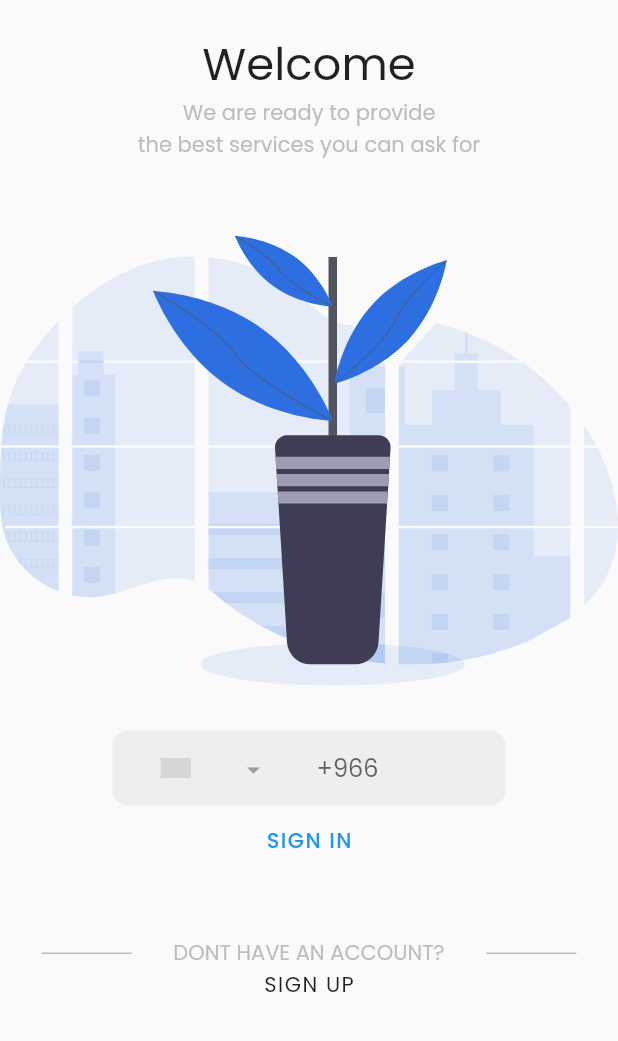
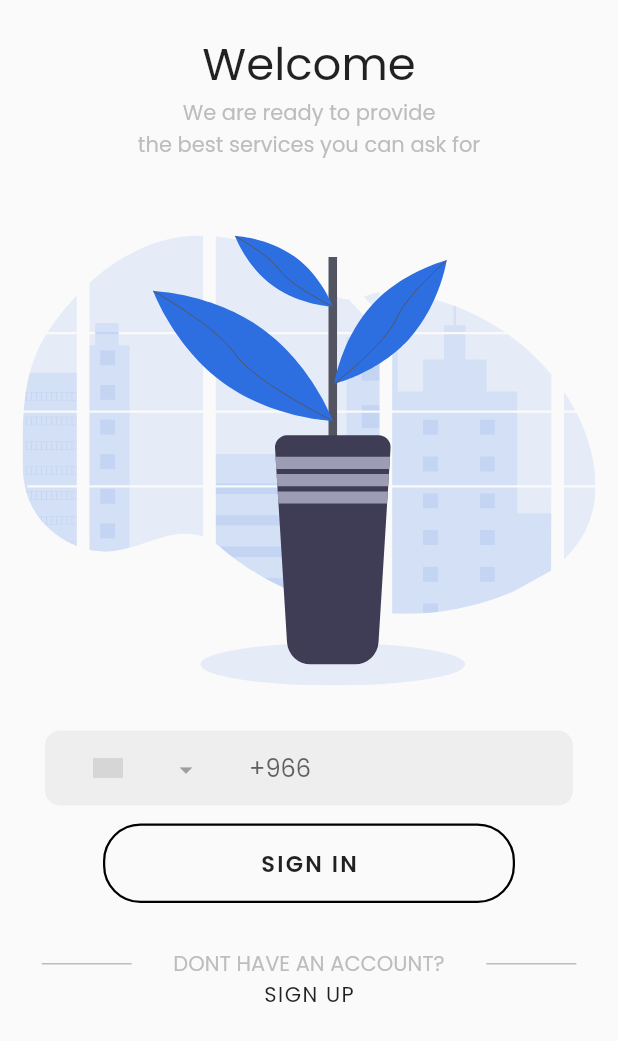
Before and after one commit to niassuh1/yaha, a Flutter app: the Login screen opened directly, on a phone screen of 412 x 824 dp. Shown: the top 1041 px of the screen. Run offline on Flutter 3.47's test engine with Material 2 defaults, Android fonts, the phone set to English and light mode, and no system bars; drawn by our look-alikes of country_code_picker; our stand-ins replace flutter_svg, font_awesome_flutter, persistent_bottom_nav_bar; grey boxes are pictures that could not be loaded.

Commit message:
Remodified sign in screen

```diff
--- a/lib/screens/login.dart
+++ b/lib/screens/login.dart
@@ -6,7 +6,9 @@ import 'package:font_awesome_flutter/font_awesome_flutter.dart';
 import 'package:country_code_picker/country_code_picker.dart';
 
 class Login extends StatefulWidget {
-  const Login({Key? key}) : super(key: key);
+  const Login({this.signInTab});
+
+  final Function()? signInTab;
 
   @override
   _LoginState createState() => _LoginState();
@@ -16,7 +18,8 @@ class _LoginState extends State<Login> {
   @override
   Widget build(BuildContext context) {
     return Scaffold(
-      body: CustomScrollView(
+      body: SafeArea(
+        child: CustomScrollView(
           slivers: [
             SliverToBoxAdapter(
               child: Column(
@@ -28,12 +31,13 @@ class _LoginState extends State<Login> {
                   image(context),
                   SizedBox(height: 30),
                   signin(context),
-                SizedBox(height: 40),
+                  SizedBox(height: 30),
                   bot(),
                 ],
               ),
             ),
           ],
+        ),
       ),
     );
   }
@@ -44,8 +48,7 @@ class _LoginState extends State<Login> {
       Center(
         child: SvgPicture.asset(
           'assets/images/window.svg',
-          width: MediaQuery.of(context).size.width,
-          height: 300,
+          width: MediaQuery.of(context).size.width - 30,
         ),
       ),
       Center(
@@ -65,12 +68,14 @@ class _LoginState extends State<Login> {
         child: Text(
           "Welcome",
           style: TextStyle(fontSize: 30),
-      )),
+        ),
+      ),
       Center(
         child: Text(
           "        We are ready to provide\nthe best services you can ask for",
           style: TextStyle(color: Colors.grey[400]),
-      ))
+        ),
+      )
     ]);
   }
 
@@ -82,7 +87,7 @@ class _LoginState extends State<Login> {
 
       Center(
         child: Container(
-          width: MediaQuery.of(context).size.width - 150,
+          width: MediaQuery.of(context).size.width - 60,
           height: 50,
           decoration: BoxDecoration(
               borderRadius: BorderRadius.circular(10), color: Colors.grey[200]),
@@ -106,6 +111,7 @@ class _LoginState extends State<Login> {
               ),
               Expanded(
                 child: TextField(
+                  keyboardType: TextInputType.phone,
                   decoration: InputDecoration(
                       hintText: "$countrycode", border: InputBorder.none),
                 ),
@@ -115,16 +121,36 @@ class _LoginState extends State<Login> {
         ),
       ),
       SizedBox(
-        width: 200,
-        child: TextButton(
-          onPressed: () {},
+        height: 12,
+      ),
+      Container(
+        width: MediaQuery.of(context).size.width / 1.5,
+        clipBehavior: Clip.antiAlias,
+        decoration: BoxDecoration(
+            border: Border.all(
+              width: 1.5,
+            ),
+            borderRadius: BorderRadius.circular(25)),
+        child: Material(
+          color: Colors.transparent,
+          child: InkWell(
+            onTap: widget.signInTab,
+            child: Ink(
+              height: 50,
+              width: double.infinity,
+              child: Center(
                   child: Text(
-            "SIGN IN",
-            style: TextStyle(letterSpacing: 1),
+                'Sign In'.toUpperCase(),
+                style: TextStyle(
+                  fontSize: 15,
+                  fontWeight: FontWeight.w600,
+                  letterSpacing: 1.5,
+                ),
+              )),
             ),
           ),
         ),
-      // button
+      ),
     ]);
   }
 
```
Also changed, not shown: lib/main.dart (+16 -47 lines), lib/screens/main_screen.dart (added, +57 -0 lines), lib/widgets/splash_button.dart (added). Lines whose indentation alone changed are shown as unchanged.
